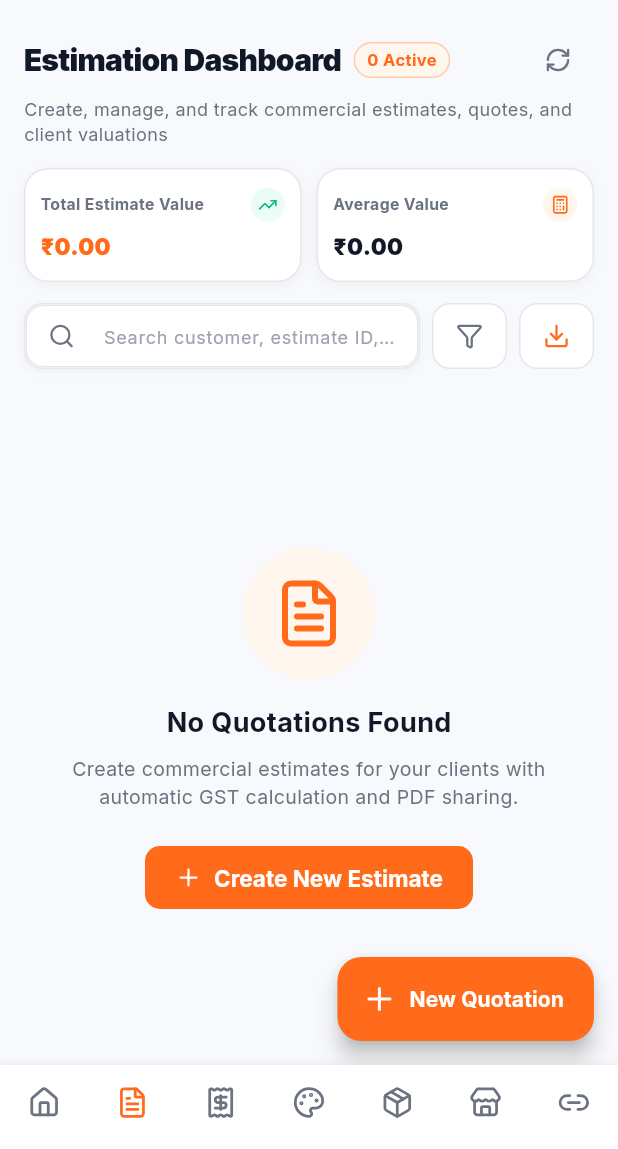
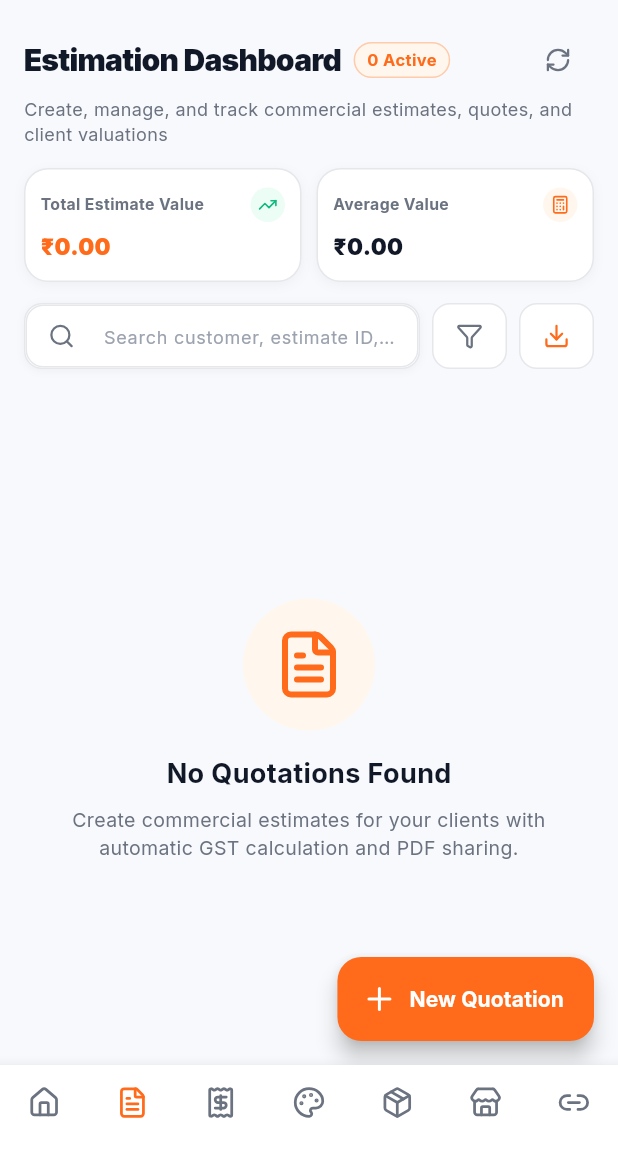
Before and after one commit to KrishnaBharathiperiyasamy/renote-mobile, a Flutter app: the screen it shows after launch, item 2 of the bottom bar chosen, on a phone screen of 412 x 824 dp, the part 87-1236 px from its top. Run offline on Flutter 3.47's test engine with Material 3 defaults, Android fonts, the phone set to English and light mode, and no system bars; our stand-ins replace cached_network_image, dio, flutter_riverpod, flutter_secure_storage, geolocator, go_router and 7 more; network calls fail.

Commit message:
Remove duplicate empty-state buttons from Tax Invoices and Estimations pages

```diff
--- a/lib/features/quotations/screens/quotations_screen.dart
+++ b/lib/features/quotations/screens/quotations_screen.dart
@@ -1745,32 +1745,6 @@ class _QuotationsScreenState extends ConsumerState<QuotationsScreen> {
                             color: isDark ? AppColors.darkTextSecondary : AppColors.textSecondary,
                           ),
                         ),
-                        const SizedBox(height: 20),
-                        ElevatedButton.icon(
-                          onPressed: () => context.push('/quotations/create'),
-                          icon: const Icon(
-                            LucideIcons.plus,
-                            size: 18,
-                            color: Colors.white,
-                          ),
-                          label: const Text(
-                            'Create New Estimate',
-                            style: TextStyle(
-                              color: Colors.white,
-                              fontWeight: FontWeight.bold,
-                            ),
-                          ),
-                          style: ElevatedButton.styleFrom(
-                            backgroundColor: AppColors.primary,
-                            padding: const EdgeInsets.symmetric(
-                              horizontal: 20,
-                              vertical: 12,
-                            ),
-                            shape: RoundedRectangleBorder(
-                              borderRadius: BorderRadius.circular(10),
-                            ),
-                          ),
-                        ),
                       ],
                     ),
                   ),
```
Also changed, not shown: lib/features/invoices/screens/invoices_screen.dart (+0 -26 lines), 2 other files.
